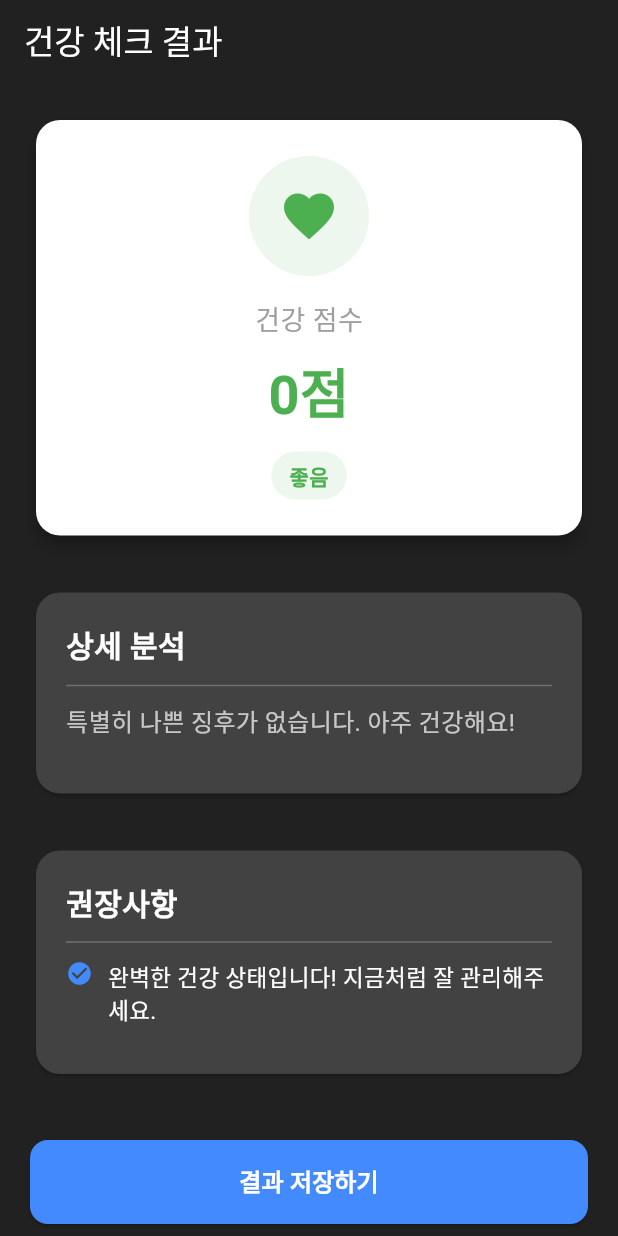
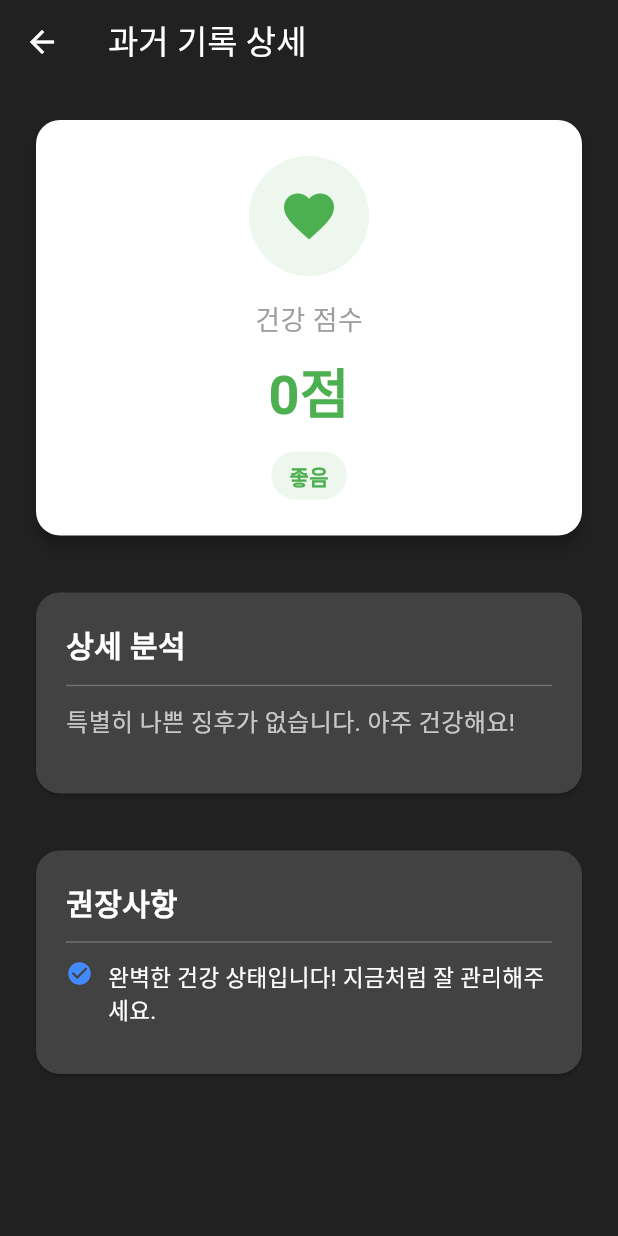
Before and after one commit to ohsang14/pet_care_ai_flutter_app, a Flutter app: the HealthResultScreen screen opened directly with empty values, on a phone screen of 412 x 824 dp. Run offline on Flutter 3.47's test engine with Material 3 defaults, Android fonts, the phone set to English and light mode, and no system bars; our stand-ins replace image_picker; network calls fail.

Commit message:
건강 체크 기능 완료

```diff
--- a/lib/health_check_screen.dart
+++ b/lib/health_check_screen.dart
@@ -1,9 +1,9 @@
 import 'dart:convert';
 import 'package:flutter/material.dart';
 import 'package:http/http.dart' as http;
-import 'member.dart'; // 👈 'models/member.dart'가 아닌 'member.dart'로 가정
+import 'member.dart'; // 👈 [수정] 'models/member.dart' -> 'member.dart'
 import 'models/dog.dart';
-import 'health_history_screen.dart'; // (이 파일은 다음 단계에 확인합니다)
+import 'health_history_screen.dart';
 
 class HealthCheckScreen extends StatefulWidget {
   final Member member;
--- a/lib/health_history_screen.dart
+++ b/lib/health_history_screen.dart
@@ -1,6 +1,7 @@
 import 'dart:convert';
 import 'package:flutter/material.dart';
 import 'package:http/http.dart' as http;
+import 'health_result_screen.dart';
 import 'models/dog.dart';             // Dog 모델
 import 'models/health_check.dart';    // HealthCheck 모델
 import 'questionnaire_screen.dart'; // 👈 (다음 단계에 만들) 설문조사 화면
@@ -172,8 +173,15 @@ class _HealthHistoryScreenState extends State<HealthHistoryScreen> {
               style: const TextStyle(color: Colors.white70),
             ),
             trailing: const Icon(Icons.arrow_forward_ios, color: Colors.white54, size: 16),
-            onTap: () {
-              // TODO: (나중에 구현) 이 기록을 눌렀을 때 상세 결과 화면(HealthResultScreen)으로 이동
+            onTap: () {Navigator.push(
+              context,
+              MaterialPageRoute(
+                builder: (context) => HealthResultScreen(
+                  dog: widget.dog,
+                  pastCheck: check, // 👈 [핵심] 'pastCheck' 파라미터로 전달
+                ),
+              ),
+            );
             },
           ),
         );
--- a/lib/health_result_screen.dart
+++ b/lib/health_result_screen.dart
@@ -1,24 +1,34 @@
 import 'dart:convert';
-import 'package:flutter/cupertino.dart';
 import 'package:flutter/material.dart';
 import 'package:http/http.dart' as http;
 import 'models/dog.dart';
-import 'models/health_check_data.dart'; // HealthCheckResultItem
-import 'questionnaire_screen.dart'; // '다시 체크하기'용
+import 'models/health_check.dart';       // 👈 1. HealthCheck 모델 import
+import 'models/health_check_data.dart';
+import 'questionnaire_screen.dart';
 
 class HealthResultScreen extends StatefulWidget {
   final Dog dog;
-  final int totalScore; // 1. 설문조사에서 계산된 총점
-  final List<HealthCheckResultItem> analysisItems; // 2. 점수가 0보다 큰 '상세 분석' 항목
-  final List<String> allAnswerTexts; // 3. 5개 답변 텍스트 (서버 저장용)
+
+  // 2. '새로운 결과'를 받을 때 사용
+  final int? totalScore;
+  final List<HealthCheckResultItem>? analysisItems;
+  final List<String>? allAnswerTexts;
+
+  // 3. '과거 기록'을 받을 때 사용
+  final HealthCheck? pastCheck;
 
   const HealthResultScreen({
     super.key,
     required this.dog,
-    required this.totalScore,
-    required this.analysisItems,
-    required this.allAnswerTexts,
-  });
+    // 생성자를 유연하게 변경
+    this.totalScore,
+    this.analysisItems,
+    this.allAnswerTexts,
+    this.pastCheck,
+  }) : assert( // 👈 둘 중 하나는 반드시 값이 있어야 함
+  (totalScore != null && analysisItems != null && allAnswerTexts != null) || (pastCheck != null),
+  '새 결과 데이터 또는 과거 HealthCheck 객체 둘 중 하나는 제공되어야 합니다.'
+  );
 
   @override
   State<HealthResultScreen> createState() => _HealthResultScreenState();
@@ -27,41 +37,101 @@ class HealthResultScreen extends StatefulWidget {
 class _HealthResultScreenState extends State<HealthResultScreen> {
   bool _isLoading = false;
 
-  // Spring Boot 서버 URL (Android 에뮬레이터 기준)
+  // 4. 화면에 표시될 최종 데이터를 담을 상태 변수
+  late int _totalScore;
+  late List<HealthCheckResultItem> _analysisItems;
+  late List<String> _allAnswerTexts;
+  late bool _isViewingPastRecord; // '저장' 버튼 등을 숨기기 위한 플래그
+
   final String _baseUrl = "http://10.0.2.2:8080";
-  // (만약 iOS 또는 데스크탑을 사용 중이라면 "http://localhost:8080"로 변경)
 
-  // '결과 저장하기' 버튼 클릭 시
+  @override
+  void initState() {
+    super.initState();
+
+    // 5. 'pastCheck' 객체가 넘어왔는지 확인
+    if (widget.pastCheck != null) {
+      // --- 과거 기록 보기 모드 ---
+      _isViewingPastRecord = true;
+      _totalScore = widget.pastCheck!.totalScore;
+
+      // 'pastCheck' 객체에서 답변 목록을 재구성
+      _allAnswerTexts = [
+        widget.pastCheck!.answerStep1Appetite,
+        widget.pastCheck!.answerStep2Activity,
+        widget.pastCheck!.answerStep3Digestive,
+        widget.pastCheck!.answerStep4Urinary,
+        widget.pastCheck!.answerStep5Skin,
+      ];
+
+      // '상세 분석' 목록을 재구성 (점수가 0점 이상인 항목 찾기)
+      _analysisItems = _reconstructAnalysisItems(_allAnswerTexts);
+
+    } else {
+      // --- 새로운 결과 보기 모드 ---
+      _isViewingPastRecord = false;
+      _totalScore = widget.totalScore!;
+      _analysisItems = widget.analysisItems!;
+      _allAnswerTexts = widget.allAnswerTexts!;
+    }
+  }
+
+  // 6. [신규] 저장된 답변 텍스트를 기반으로 '상세 분석' 목록을 재구성하는 함수
+  List<HealthCheckResultItem> _reconstructAnalysisItems(List<String> answers) {
+    final List<QuestionnaireData> allQuestions = getQuestionnaireData();
+    List<HealthCheckResultItem> items = [];
+
+    for (int i = 0; i < allQuestions.length; i++) {
+      final String currentAnswerText = answers[i];
+      final QuestionnaireData questionData = allQuestions[i];
+
+      try {
+        // 'health_check_data.dart'에서 현재 답변과 일치하는 옵션을 찾음
+        final QuestionOption matchedOption = questionData.options.firstWhere(
+              (option) => option.text == currentAnswerText,
+        );
+
+        // 점수가 0보다 크면(나쁜 답변) '상세 분석' 리스트에 추가
+        if (matchedOption.score > 0) {
+          items.add(HealthCheckResultItem(
+            question: questionData.questionTitle,
+            answer: matchedOption.text,
+          ));
+        }
+      } catch (e) {
+        // (만약 health_check_data.dart의 문구를 수정해서 DB와 일치하지 않는 경우)
+        print('일치하는 답변 옵션을 찾을 수 없습니다: $currentAnswerText');
+      }
+    }
+    return items;
+  }
+
+  // '결과 저장하기' (수정 없음)
   Future<void> _saveResult() async {
-    setState(() {
-      _isLoading = true;
-    });
+    setState(() { _isLoading = true; });
 
-    // 1. API URL (POST /api/dogs/{dogId}/health-checks)
     final url = Uri.parse('$_baseUrl/api/dogs/${widget.dog.id}/health-checks');
 
     try {
-      // 2. Spring Boot의 HealthCheckRequestDto와 일치하는 JSON 본문 생성
       final response = await http.post(
         url,
         headers: {'Content-Type': 'application/json'},
         body: jsonEncode({
-          'totalScore': widget.totalScore,
-          'answerStep1Appetite': widget.allAnswerTexts[0], // 1번 답변
-          'answerStep2Activity': widget.allAnswerTexts[1], // 2번 답변
-          'answerStep3Digestive': widget.allAnswerTexts[2], // 3번 답변
-          'answerStep4Urinary': widget.allAnswerTexts[3], // 4번 답변
-          'answerStep5Skin': widget.allAnswerTexts[4],    // 5번 답변
+          'totalScore': _totalScore, // 👈 상태 변수(_totalScore) 사용
+          'answerStep1Appetite': _allAnswerTexts[0],
+          'answerStep2Activity': _allAnswerTexts[1],
+          'answerStep3Digestive': _allAnswerTexts[2],
+          'answerStep4Urinary': _allAnswerTexts[3],
+          'answerStep5Skin': _allAnswerTexts[4],
         }),
       );
 
       if (!mounted) return;
 
-      if (response.statusCode == 201) { // 201 CREATED (저장 성공)
+      if (response.statusCode == 201) {
         ScaffoldMessenger.of(context).showSnackBar(
           const SnackBar(content: Text('건강 기록이 성공적으로 저장되었습니다.')),
         );
-        // 3. 저장 성공 시, true 값을 반환하며 이전 화면(HealthHistoryScreen)으로 복귀
         Navigator.pop(context, true);
       } else {
         print('결과 저장 실패: ${response.body}');
@@ -78,16 +148,14 @@ class _HealthResultScreenState extends State<HealthResultScreen> {
       }
     } finally {
       if (mounted) {
-        setState(() {
-          _isLoading = false;
-        });
+        setState(() { _isLoading = false; });
       }
     }
   }
 
-  // '다시 체크하기' 버튼 클릭 시
+  // '다시 체크하기' (수정 없음)
   void _restartQuestionnaire() {
-    Navigator.pushReplacement( // 👈 현재 화면을 스택에서 제거하고 새 설문조사 시작
+    Navigator.pushReplacement(
       context,
       MaterialPageRoute(
         builder: (context) => QuestionnaireScreen(dog: widget.dog),
@@ -95,14 +163,13 @@ class _HealthResultScreenState extends State<HealthResultScreen> {
     );
   }
 
-  // 점수에 따른 '관찰 필요' 등 태그 반환
+  // (이하 점수/태그 관련 헬퍼 함수들은 수정 없음)
   String _getScoreTag(int score) {
     if (score <= 5) return '좋음';
     if (score <= 15) return '관찰 필요';
     return '병원 방문 권유';
   }
 
-  // 점수에 따른 태그 색상 반환
   Color _getScoreTagColor(int score) {
     if (score <= 5) return Colors.green;
     if (score <= 15) return Colors.orange;
@@ -111,16 +178,19 @@ class _HealthResultScreenState extends State<HealthResultScreen> {
 
   @override
   Widget build(BuildContext context) {
-    String scoreTag = _getScoreTag(widget.totalScore);
-    Color scoreColor = _getScoreTagColor(widget.totalScore);
+    // 7. widget.totalScore 대신 상태 변수 _totalScore 사용
+    String scoreTag = _getScoreTag(_totalScore);
+    Color scoreColor = _getScoreTagColor(_totalScore);
 
     return Scaffold(
       backgroundColor: Colors.grey[900],
       appBar: AppBar(
-        title: const Text('건강 체크 결과'),
+        // 8. 모드에 따라 제목 변경
+        title: Text(_isViewingPastRecord ? '과거 기록 상세' : '건강 체크 결과'),
         backgroundColor: Colors.grey[900],
         foregroundColor: Colors.white,
-        automaticallyImplyLeading: false, // 👈 뒤로가기 버튼 숨기기
+        // 9. '과거 기록' 모드일 때만 '뒤로가기' 버튼 표시
+        automaticallyImplyLeading: _isViewingPastRecord,
       ),
       body: SingleChildScrollView(
         padding: const EdgeInsets.all(20.0),
@@ -129,6 +199,7 @@ class _HealthResultScreenState extends State<HealthResultScreen> {
           children: [
             // --- 1. 건강 점수 카드 ---
             Card(
+              // ... (내부는 _totalScore, scoreColor 등을 사용하므로 수정 없음) ...
               elevation: 4,
               color: Colors.white,
               shape: RoundedRectangleBorder(borderRadius: BorderRadius.circular(16)),
@@ -145,7 +216,7 @@ class _HealthResultScreenState extends State<HealthResultScreen> {
                     const Text('건강 점수', style: TextStyle(fontSize: 18, color: Colors.grey)),
                     const SizedBox(height: 8),
                     Text(
-                      '${widget.totalScore}점',
+                      '${_totalScore}점', // 👈 상태 변수 사용
                       style: TextStyle(
                         fontSize: 36,
                         fontWeight: FontWeight.bold,
@@ -176,7 +247,8 @@ class _HealthResultScreenState extends State<HealthResultScreen> {
             // --- 2. 상세 분석 카드 ---
             _buildSectionCard(
               title: '상세 분석',
-              child: widget.analysisItems.isEmpty
+              // 10. _analysisItems 상태 변수 사용
+              child: _analysisItems.isEmpty
                   ? const Padding(
                 padding: EdgeInsets.only(bottom: 16.0),
                 child: Text(
@@ -185,7 +257,7 @@ class _HealthResultScreenState extends State<HealthResultScreen> {
                 ),
               )
                   : Column(
-                children: widget.analysisItems.map((item) {
+                children: _analysisItems.map((item) {
                   return _buildAnalysisItem(
                     question: item.question,
                     answer: item.answer,
@@ -199,40 +271,42 @@ class _HealthResultScreenState extends State<HealthResultScreen> {
             _buildSectionCard(
               title: '권장사항',
               child: Column(
-                children: _buildRecommendationItems(widget.totalScore),
+                children: _buildRecommendationItems(_totalScore), // 👈 상태 변수 사용
               ),
             ),
             const SizedBox(height: 40),
 
             // --- 4. 하단 버튼 ---
-            if (_isLoading)
-              const Center(child: CircularProgressIndicator())
-            else
-              ElevatedButton(
-                onPressed: _saveResult, // 👈 저장 함수 연결
+            // 11. [핵심] '과거 기록' 모드가 아닐 때만 버튼들 표시
+            if (!_isViewingPastRecord)
+              _isLoading
+                  ? const Center(child: CircularProgressIndicator())
+                  : ElevatedButton(
+                onPressed: _saveResult,
                 style: ElevatedButton.styleFrom(
-                  backgroundColor: Colors.blueAccent, // 저장 버튼
+                  backgroundColor: Colors.blueAccent,
                   foregroundColor: Colors.white,
                   padding: const EdgeInsets.symmetric(vertical: 16),
                   shape: RoundedRectangleBorder(borderRadius: BorderRadius.circular(12)),
                 ),
                 child: const Text('결과 저장하기', style: TextStyle(fontSize: 16, fontWeight: FontWeight.bold)),
               ),
-            const SizedBox(height: 12),
-            TextButton(
-              onPressed: _restartQuestionnaire, // 👈 다시 체크하기 함수 연결
-              child: const Text(
-                '다시 체크하기',
-                style: TextStyle(color: Colors.white70, fontSize: 16),
+            if (!_isViewingPastRecord)
+              TextButton(
+                onPressed: _restartQuestionnaire,
+                child: const Text(
+                  '다시 체크하기',
+                  style: TextStyle(color: Colors.white70, fontSize: 16),
+                ),
               ),
-            ),
           ],
         ),
       ),
     );
   }
 
-  // '상세 분석', '권장사항' 섹션 카드 UI
+  // (이하 _buildSectionCard, _buildAnalysisItem, _buildRecommendationItems 헬퍼 함수들은 수정 없음)
+
   Widget _buildSectionCard({required String title, required Widget child}) {
     return Card(
       color: Colors.grey[800],
@@ -258,7 +332,6 @@ class _HealthResultScreenState extends State<HealthResultScreen> {
     );
   }
 
-  // '상세 분석'의 각 항목 UI (피그마 2, 3번)
   Widget _buildAnalysisItem({required String question, required String answer}) {
     return Padding(
       padding: const EdgeInsets.only(bottom: 16.0),
@@ -272,12 +345,12 @@ class _HealthResultScreenState extends State<HealthResultScreen> {
               crossAxisAlignment: CrossAxisAlignment.start,
               children: [
                 Text(
-                  question, // 예: "식욕 및 음수량"
+                  question,
                   style: const TextStyle(color: Colors.white, fontSize: 16, fontWeight: FontWeight.w500),
                 ),
                 const SizedBox(height: 4),
                 Text(
-                  answer, // 예: "평소보다 적게 먹어요"
+                  answer,
                   style: const TextStyle(color: Colors.white70, fontSize: 15),
                 ),
               ],
@@ -288,7 +361,6 @@ class _HealthResultScreenState extends State<HealthResultScreen> {
     );
   }
 
-  // 점수에 따른 '권장사항' 목록 반환
   List<Widget> _buildRecommendationItems(int score) {
     List<String> recommendations = [];
 
@@ -300,7 +372,7 @@ class _HealthResultScreenState extends State<HealthResultScreen> {
     } else if (score <= 15) {
       recommendations.add('증상이 지속되는지 주의 깊게 관찰하세요.');
       recommendations.add('응급 상황에 대비해 병원 연락처를 준비하세요.');
-      if (widget.analysisItems.length > 1) {
+      if (_analysisItems.length > 1) { // 👈 widget.analysisItems -> _analysisItems
         recommendations.add('여러 항목에서 이상 징후가 보입니다. 24시간 내 증상이 나아지지 않으면 병원 방문을 권장합니다.');
       }
     } else {
--- a/lib/models/health_check_data.dart
+++ b/lib/models/health_check_data.dart
@@ -66,7 +66,7 @@ List<QuestionnaireData> getQuestionnaireData() {
 
     // --- 질문 3: 소화기 상태 (구토 및 대변) ---
     QuestionnaireData(
-      icon: Icons.ac_unit, // (가상 아이콘, Icons.bolt 등 다른 것으로 대체 가능)
+      icon: Icons.warning_amber_rounded, // (가상 아이콘, Icons.bolt 등 다른 것으로 대체 가능)
       questionTitle: '소화기 상태',
       questionText: '반려견이 구토를 하거나, 대변 상태가 좋지 않나요?',
       options: [
--- a/lib/questionnaire_screen.dart
+++ b/lib/questionnaire_screen.dart
@@ -92,18 +92,23 @@ class _QuestionnaireScreenState extends State<QuestionnaireScreen> {
       }
     }
 
-    // 8. HealthResultScreen으로 모든 데이터 전달
-    Navigator.pushReplacement( // '뒤로가기'로 설문조사로 못 돌아오게 Replacement 사용
+    Navigator.push(
       context,
       MaterialPageRoute(
         builder: (context) => HealthResultScreen(
           dog: widget.dog,
           totalScore: totalScore,
           analysisItems: analysisItems,
-          allAnswerTexts: selectedAnswerTexts, // 5개 답변 텍스트 (Spring Boot 저장용)
+          allAnswerTexts: selectedAnswerTexts,
         ),
       ),
-    );
+    ).then((resultFromHealthResult) {
+      // 9. ⭐️ [추가] HealthResultScreen이 pop(true)로 닫혔다면,
+      //    그 'true' 값을 QuestionnaireScreen도 pop하여 HistoryScreen으로 전달
+      if (resultFromHealthResult == true) {
+        Navigator.pop(context, true);
+      }
+    });
   }
 
   @override
```
